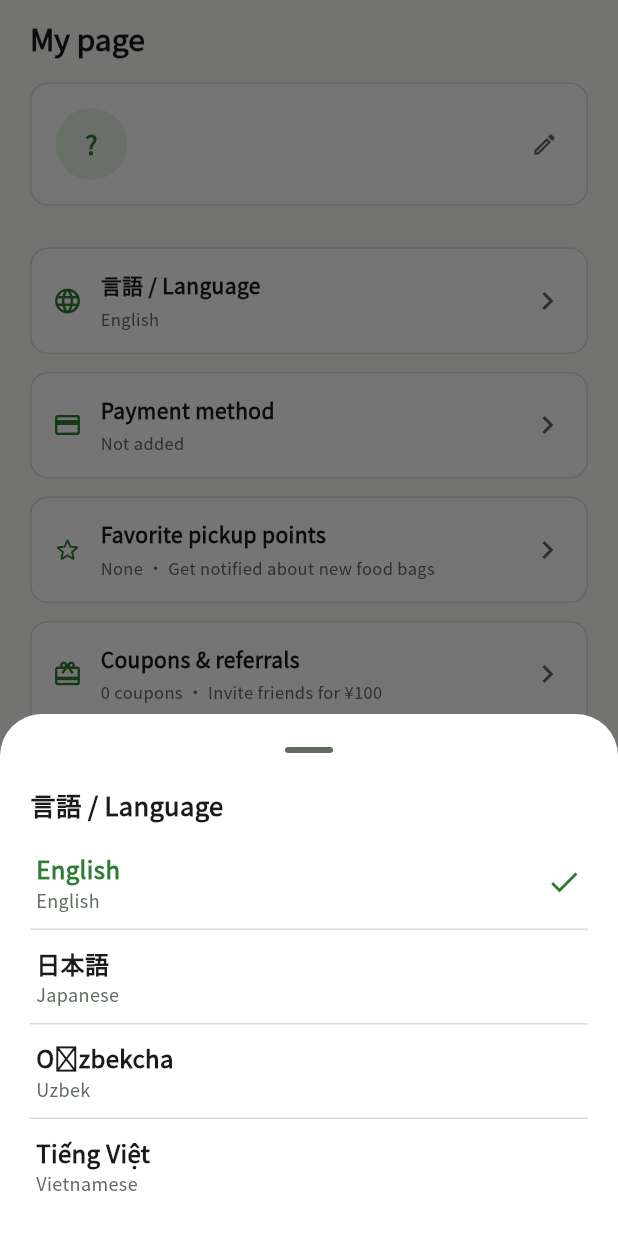
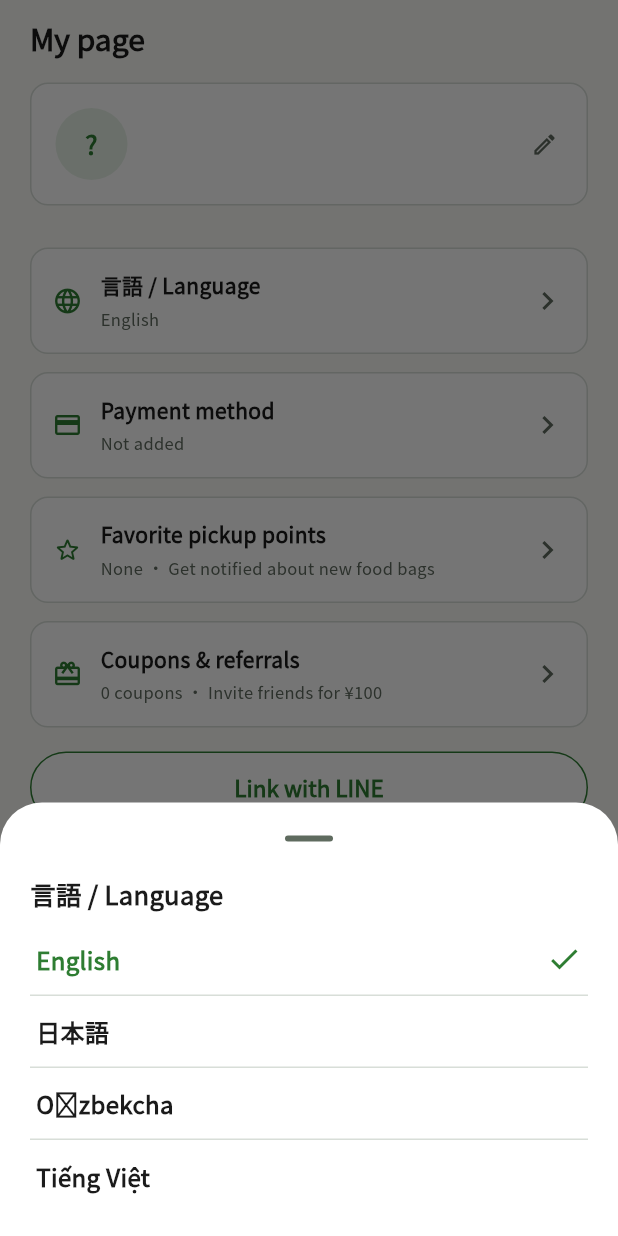
Before and after one commit to tringuyenminh209/ecomeal-mobile, a Flutter app: the MyPage screen opened directly, after a tap on "言語 / Language", on a phone screen of 412 x 824 dp. Run offline on Flutter 3.47's test engine with Material 3 defaults, Android fonts, the phone set to English and light mode, and no system bars; our stand-ins replace firebase_core, firebase_messaging, flutter_riverpod, flutter_secure_storage, geolocator, google_maps_flutter and 7 more; missing offline and left inert: flutter_line_sdk, flutter_stripe, mobile_scanner, screen_brightness; accounts and stored records are empty; network calls fail.

Commit message:
sync: ecomeal/apps/mobile @ pj 061db80

```diff
--- a/lib/widgets/language_picker.dart
+++ b/lib/widgets/language_picker.dart
@@ -14,7 +14,8 @@ const languageSearchThreshold = 9;
 
 String languageEndonym(String code) => _endonyms[code] ?? code;
 
-// Tên ngôn ngữ bằng ngôn ngữ đang dùng (dòng dưới trong bảng chọn): 日本語 UI → 「英語」, English UI → "Japanese"
+// Tên ngôn ngữ bằng ngôn ngữ đang dùng — chỉ để ô tìm khớp (日本語 UI gõ 「英語」 → English). Bảng chọn chỉ hiện tên bằng
+// chính ngôn ngữ đó, 1 dòng (chủ dự án 2026-10-21: dòng tên dịch bên dưới lặp lại và làm bảng to).
 String languageNameIn(AppLocalizations l10n, String code) => switch (code) {
   'ja' => l10n.languageNameJa,
   'en' => l10n.languageNameEn,
@@ -92,7 +93,6 @@ class _LanguageSheetState extends State<_LanguageSheet> {
                   for (final (i, code) in codes.indexed)
                     _LanguageOptionTile(
                       code: code,
-                      localName: languageNameIn(l10n, code),
                       selected: code == widget.current,
                       divider: i < codes.length - 1,
                       onTap: () => Navigator.of(context).pop(code),
@@ -111,14 +111,12 @@ class _LanguageSheetState extends State<_LanguageSheet> {
 class _LanguageOptionTile extends StatelessWidget {
   const _LanguageOptionTile({
     required this.code,
-    required this.localName,
     required this.selected,
     required this.divider,
     required this.onTap,
     required this.eco,
   });
   final String code;
-  final String localName;
   final bool selected;
   final bool divider;
   final VoidCallback onTap;
@@ -133,21 +131,15 @@ class _LanguageOptionTile extends StatelessWidget {
         key: Key('languageOption_$code'),
         onTap: onTap,
         child: Container(
-          constraints: const BoxConstraints(minHeight: 56),
-          padding: const EdgeInsets.symmetric(horizontal: 4, vertical: 10),
+          constraints: const BoxConstraints(minHeight: 48),
+          padding: const EdgeInsets.symmetric(horizontal: 4, vertical: 8),
           decoration: BoxDecoration(border: divider ? Border(bottom: BorderSide(color: eco.border)) : null),
           child: Row(
             children: [
               Expanded(
-                child: Column(
-                  crossAxisAlignment: CrossAxisAlignment.start,
-                  children: [
-                    Text(
-                      languageEndonym(code),
-                      style: TextStyle(fontSize: 16, fontWeight: FontWeight.w600, color: selected ? eco.primary : eco.textPrimary),
-                    ),
-                    Text(localName, style: TextStyle(fontSize: 12, color: eco.textSecondary)),
-                  ],
+                child: Text(
+                  languageEndonym(code),
+                  style: TextStyle(fontSize: 16, fontWeight: FontWeight.w600, color: selected ? eco.primary : eco.textPrimary),
                 ),
               ),
               if (selected) Icon(Icons.check, color: eco.primary),
```
Also changed, not shown: 1 other file.
